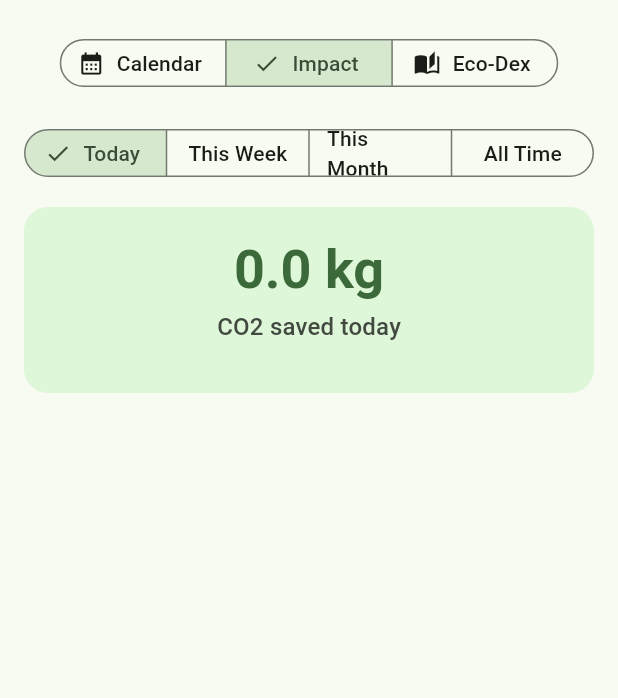
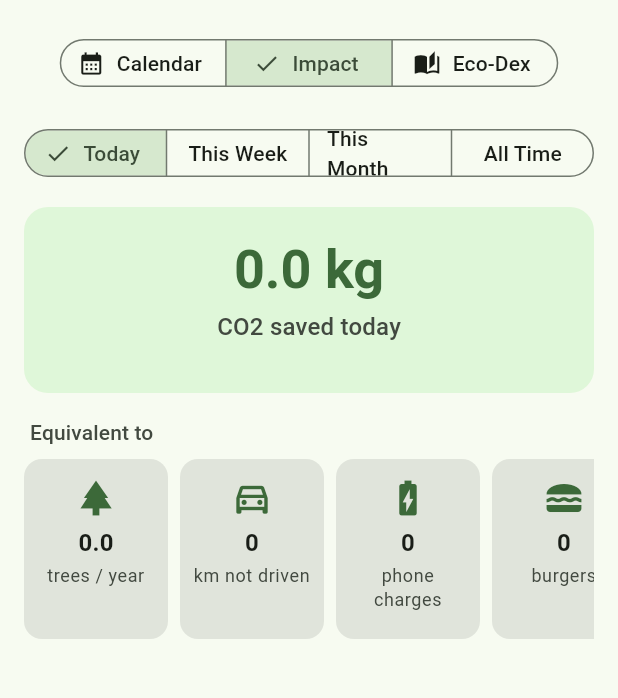
Before and after one commit to Miles-and-miles-away/Seed, a Flutter app: the _ProgressContent screen opened directly, after a tap on "Impact", on a phone screen of 412 x 824 dp, the part 63-761 px from its top. Run offline on Flutter 3.47's test engine with Material 3 defaults, Android fonts, the light colour scheme and no system bars; our stand-ins replace cached_network_image, cloud_firestore, firebase_analytics, firebase_auth, firebase_core, firebase_crashlytics and 14 more; missing offline and left inert: firebase_app_check, firebase_performance, markdown_widget; accounts and stored records are empty; generated files the repository leaves out were written again; network calls fail; statements that could not run were skipped; project files that could hold a hidden picture were left out.

Commit message:
Add real-world equivalencies row to Impact dashboard

```diff
--- a/lib/core/l10n/app_en.arb
+++ b/lib/core/l10n/app_en.arb
@@ -550,6 +550,11 @@
   "vsYesterday": "vs. yesterday",
   "vsLastWeek": "vs. last week",
   "vsLastMonth": "vs. last month",
+  "equivalentToHeader": "Equivalent to",
+  "equivTreesLabel": "trees / year",
+  "equivCarKmLabel": "km not driven",
+  "equivPhoneChargesLabel": "phone charges",
+  "equivBurgersLabel": "burgers",
   "ecoDexTitle": "Eco-Dex",
   "ecoDexProgress": "{discovered} / {total} discovered",
   "@ecoDexProgress": {
--- a/lib/core/l10n/app_es.arb
+++ b/lib/core/l10n/app_es.arb
@@ -581,6 +581,11 @@
   "vsYesterday": "vs. ayer",
   "vsLastWeek": "vs. semana pasada",
   "vsLastMonth": "vs. mes pasado",
+  "equivalentToHeader": "Equivale a",
+  "equivTreesLabel": "árboles / año",
+  "equivCarKmLabel": "km no recorridos",
+  "equivPhoneChargesLabel": "cargas de móvil",
+  "equivBurgersLabel": "hamburguesas",
   "ecoDexTitle": "Eco-Dex",
   "ecoDexProgress": "{discovered} / {total} descubiertos",
   "@ecoDexProgress": {
--- a/lib/core/l10n/app_ja.arb
+++ b/lib/core/l10n/app_ja.arb
@@ -550,6 +550,11 @@
   "vsYesterday": "昨日比",
   "vsLastWeek": "先週比",
   "vsLastMonth": "先月比",
+  "equivalentToHeader": "つまり",
+  "equivTreesLabel": "本の木 (年間)",
+  "equivCarKmLabel": "km の運転回避",
+  "equivPhoneChargesLabel": "回のスマホ充電",
+  "equivBurgersLabel": "個のバーガー",
   "ecoDexTitle": "エコ図鑑",
   "ecoDexProgress": "{discovered} / {total} 発見済み",
   "@ecoDexProgress": {
--- /dev/null
+++ b/lib/features/progress/domain/entities/impact_equivalency.dart
@@ -0,0 +1,31 @@
+import 'package:flutter/foundation.dart';
+
+/// Real-world impact equivalencies surfaced beneath the headline total
+/// on the Impact dashboard. Each type has its own conversion factor
+/// (see `ImpactEquivalencies`) and presentation rules (icon, label,
+/// number format) handled in the widget layer.
+enum EquivalencyType {
+  /// Mature trees absorbing a year's worth of CO2.
+  trees,
+
+  /// Kilometers of average passenger-car driving avoided.
+  carKm,
+
+  /// Smartphone charges' worth of grid electricity.
+  phoneCharges,
+
+  /// Beef burgers' worth of food-system emissions avoided.
+  burgers,
+}
+
+/// One impact-equivalency data point: the [type] of comparison and the
+/// computed [value] in that type's natural unit (trees, km, charges,
+/// burgers). Pure value object — formatting and icons live alongside
+/// the widget that renders it.
+@immutable
+class ImpactEquivalency {
+  const ImpactEquivalency({required this.type, required this.value});
+
+  final EquivalencyType type;
+  final double value;
+}
--- /dev/null
+++ b/lib/features/progress/domain/services/impact_equivalencies.dart
@@ -0,0 +1,52 @@
+// ignore_for_file: avoid_classes_with_only_static_members
+import 'package:seed_app/features/progress/domain/entities/impact_equivalency.dart';
+
+/// Pure calculator that turns a total CO2 amount in grams into the
+/// fixed set of real-world equivalencies the Impact dashboard
+/// surfaces (trees, car km, phone charges, burgers).
+///
+/// Conversion factors are documented inline with their published
+/// sources. Values are deliberately rough — these are illustrative
+/// comparisons, not precise carbon accounting.
+abstract final class ImpactEquivalencies {
+  /// A mature tree absorbs roughly 21 kg of CO2 per year (US EPA).
+  static const _gramsPerTreeYear = 21000.0;
+
+  /// Average passenger car emits ~200 g CO2 per kilometer driven
+  /// (UK DEFRA 2023 conversion factors).
+  static const _gramsPerCarKm = 200.0;
+
+  /// Charging an average smartphone once consumes ~8 g CO2-equivalent
+  /// of grid electricity (US EPA Greenhouse Gas Equivalencies).
+  static const _gramsPerPhoneCharge = 8.0;
+
+  /// One beef burger represents ~3 kg of CO2-equivalent emissions
+  /// across the full food-system lifecycle (Our World in Data).
+  static const _gramsPerBurger = 3000.0;
+
+  /// Compute the four equivalencies for [totalGrams]. Always returns
+  /// the same four types in the same order so layouts don't shuffle
+  /// across rebuilds. Values are non-negative and may be fractional;
+  /// callers decide how to round per type when displaying.
+  static List<ImpactEquivalency> from(int totalGrams) {
+    final g = totalGrams.toDouble();
+    return [
+      ImpactEquivalency(
+        type: EquivalencyType.trees,
+        value: g / _gramsPerTreeYear,
+      ),
+      ImpactEquivalency(
+        type: EquivalencyType.carKm,
+        value: g / _gramsPerCarKm,
+      ),
+      ImpactEquivalency(
+        type: EquivalencyType.phoneCharges,
+        value: g / _gramsPerPhoneCharge,
+      ),
+      ImpactEquivalency(
+        type: EquivalencyType.burgers,
+        value: g / _gramsPerBurger,
+      ),
+    ];
+  }
+}
--- /dev/null
+++ b/lib/features/progress/presentation/widgets/equivalency_card.dart
@@ -0,0 +1,86 @@
+import 'package:flutter/material.dart';
+import 'package:intl/intl.dart';
+
+import 'package:seed_app/core/constants/ui_constants.dart';
+import 'package:seed_app/core/l10n/generated/app_localizations.dart';
+import 'package:seed_app/features/progress/domain/entities/impact_equivalency.dart';
+
+/// One tile in the equivalencies row: an icon, the formatted value,
+/// and the localized unit label. Cards have a fixed width so the row
+/// can scroll horizontally on narrow screens without rescaling.
+class EquivalencyCard extends StatelessWidget {
+  const EquivalencyCard({required this.equivalency, super.key});
+
+  static const double width = 96;
+
+  final ImpactEquivalency equivalency;
+
+  @override
+  Widget build(BuildContext context) {
+    final theme = Theme.of(context);
+    final l10n = AppLocalizations.of(context);
+    final locale = Localizations.localeOf(context).toLanguageTag();
+
+    return Container(
+      width: width,
+      padding: const EdgeInsets.symmetric(
+        horizontal: Spacing.sm,
+        vertical: Spacing.md,
+      ),
+      decoration: BoxDecoration(
+        color: theme.colorScheme.surfaceContainerHighest,
+        borderRadius: Radii.borderMd,
+      ),
+      child: Column(
+        mainAxisSize: MainAxisSize.min,
+        children: [
+          Icon(
+            _iconFor(equivalency.type),
+            size: 28,
+            color: theme.colorScheme.primary,
+          ),
+          const SizedBox(height: Spacing.xs),
+          Text(
+            _formatValue(equivalency, locale),
+            style: theme.textTheme.titleMedium?.copyWith(
+              fontWeight: FontWeight.bold,
+            ),
+          ),
+          const SizedBox(height: Spacing.xxs),
+          Text(
+            _labelFor(equivalency.type, l10n),
+            style: theme.textTheme.bodySmall?.copyWith(
+              color: theme.colorScheme.onSurfaceVariant,
+            ),
+            textAlign: TextAlign.center,
+          ),
+        ],
+      ),
+    );
+  }
+
+  IconData _iconFor(EquivalencyType type) => switch (type) {
+        EquivalencyType.trees => Icons.park,
+        EquivalencyType.carKm => Icons.directions_car_outlined,
+        EquivalencyType.phoneCharges => Icons.battery_charging_full,
+        EquivalencyType.burgers => Icons.lunch_dining,
+      };
+
+  String _labelFor(EquivalencyType type, AppLocalizations l10n) =>
+      switch (type) {
+        EquivalencyType.trees => l10n.equivTreesLabel,
+        EquivalencyType.carKm => l10n.equivCarKmLabel,
+        EquivalencyType.phoneCharges => l10n.equivPhoneChargesLabel,
+        EquivalencyType.burgers => l10n.equivBurgersLabel,
+      };
+
+  // Trees can be sub-unit (e.g. 0.4) and read most clearly with one
+  // decimal. Whole-unit equivalencies use locale-aware grouping
+  // separators because they easily run into the thousands.
+  String _formatValue(ImpactEquivalency eq, String locale) {
+    if (eq.type == EquivalencyType.trees) {
+      return NumberFormat('#,##0.0', locale).format(eq.value);
+    }
+    return NumberFormat.decimalPattern(locale).format(eq.value.round());
+  }
+}
--- /dev/null
+++ b/lib/features/progress/presentation/widgets/equivalency_row.dart
@@ -0,0 +1,33 @@
+import 'package:flutter/material.dart';
+
+import 'package:seed_app/core/constants/ui_constants.dart';
+import 'package:seed_app/features/progress/domain/services/impact_equivalencies.dart';
+import 'package:seed_app/features/progress/presentation/widgets/equivalency_card.dart';
+
+/// Horizontally scrollable strip of impact-equivalency cards rendered
+/// beneath the headline total card on the Impact dashboard.
+///
+/// Card width is fixed (see [EquivalencyCard.width]) so the row
+/// overflows gracefully on narrow screens rather than shrinking each
+/// card past legibility.
+class EquivalencyRow extends StatelessWidget {
+  const EquivalencyRow({required this.totalGrams, super.key});
+
+  static const double height = 120;
+
+  final int totalGrams;
+
+  @override
+  Widget build(BuildContext context) {
+    final equivalencies = ImpactEquivalencies.from(totalGrams);
+    return SizedBox(
+      height: height,
+      child: ListView.separated(
+        scrollDirection: Axis.horizontal,
+        itemCount: equivalencies.length,
+        separatorBuilder: (_, __) => const SizedBox(width: Spacing.sm),
+        itemBuilder: (_, i) => EquivalencyCard(equivalency: equivalencies[i]),
+      ),
+    );
+  }
+}
--- a/lib/features/progress/presentation/widgets/impact_dashboard.dart
+++ b/lib/features/progress/presentation/widgets/impact_dashboard.dart
@@ -2,9 +2,11 @@ import 'package:flutter/material.dart';
 import 'package:flutter_riverpod/flutter_riverpod.dart';
 
 import 'package:seed_app/core/constants/ui_constants.dart';
+import 'package:seed_app/core/l10n/generated/app_localizations.dart';
 import 'package:seed_app/features/progress/domain/entities/time_period.dart';
 import 'package:seed_app/features/progress/presentation/providers/co2_stats_provider.dart';
 import 'package:seed_app/features/progress/presentation/widgets/co2_total_card.dart';
+import 'package:seed_app/features/progress/presentation/widgets/equivalency_row.dart';
 import 'package:seed_app/features/progress/presentation/widgets/time_period_selector.dart';
 import 'package:seed_app/shared/widgets/widgets.dart';
 
@@ -24,6 +26,8 @@ class _ImpactDashboardState extends ConsumerState<ImpactDashboard> {
 
   @override
   Widget build(BuildContext context) {
+    final theme = Theme.of(context);
+    final l10n = AppLocalizations.of(context);
     final statsAsync = ref.watch(co2StatsProvider(_period));
 
     return SingleChildScrollView(
@@ -40,7 +44,24 @@ class _ImpactDashboardState extends ConsumerState<ImpactDashboard> {
           ),
           const SizedBox(height: Spacing.lg),
           statsAsync.when(
-            data: (stats) => Co2TotalCard(stats: stats),
+            data: (stats) => Column(
+              crossAxisAlignment: CrossAxisAlignment.stretch,
+              children: [
+                Co2TotalCard(stats: stats),
+                const SizedBox(height: Spacing.lg),
+                Padding(
+                  padding: const EdgeInsets.only(left: Spacing.xs),
+                  child: Text(
+                    l10n.equivalentToHeader,
+                    style: theme.textTheme.titleSmall?.copyWith(
+                      color: theme.colorScheme.onSurfaceVariant,
+                    ),
+                  ),
+                ),
+                const SizedBox(height: Spacing.sm),
+                EquivalencyRow(totalGrams: stats.totalGrams),
+              ],
+            ),
             loading: () => const SizedBox(
               height: 160,
               child: Center(child: CircularProgressIndicator()),
@@ -50,7 +71,7 @@ class _ImpactDashboardState extends ConsumerState<ImpactDashboard> {
               child: Center(child: ErrorDisplay()),
             ),
           ),
-          // 6.3 Equivalencies and 6.4 Charts will mount below here.
+          // 6.4 Charts will mount below here.
           const SizedBox(height: Spacing.xxl),
         ],
       ),
```
Also changed, not shown: lib/core/l10n/generated/app_localizations.dart, lib/core/l10n/generated/app_localizations_en.dart, lib/core/l10n/generated/app_localizations_es.dart, lib/core/l10n/generated/app_localizations_ja.dart, 3 other files.
